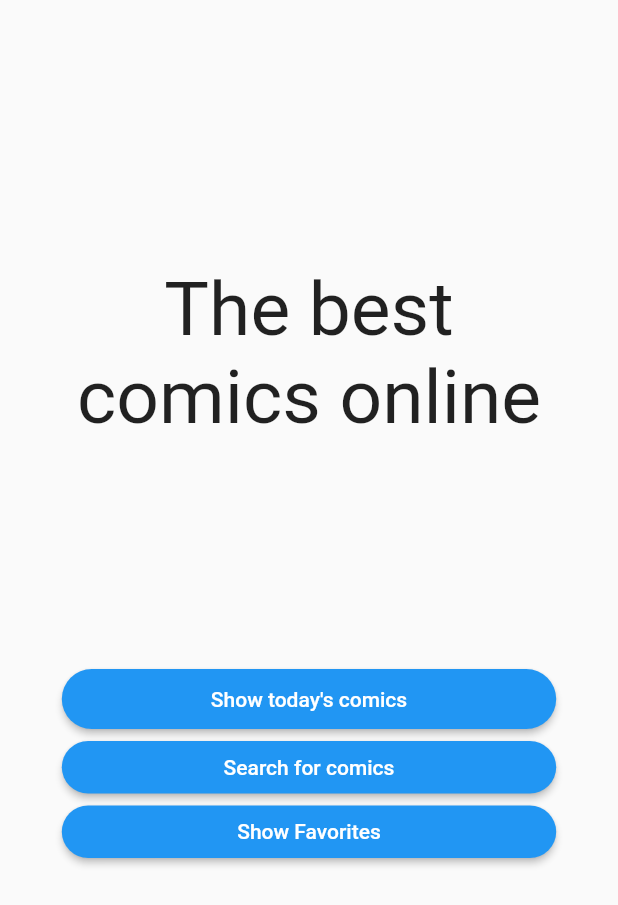
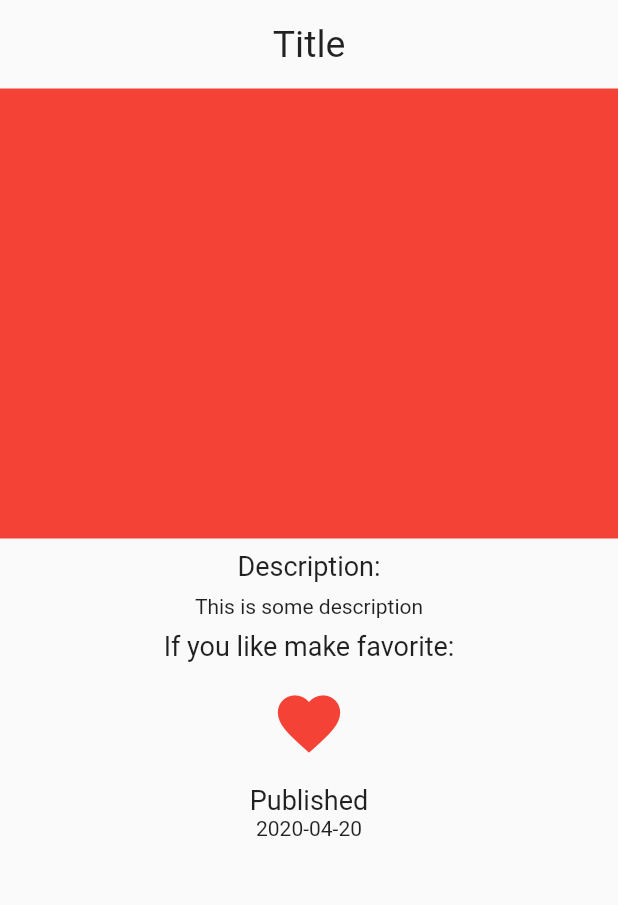
Before and after one commit to TobiasStrom/ShortcutComics, a Flutter app: the screen it shows after launch, after a tap on an icon or button, on a phone screen of 412 x 824 dp. Shown: the top 905 px of the screen. Run offline on Flutter 3.47's test engine with Material 2 defaults, Android fonts, the phone set to English and light mode, and no system bars.

Commit message:
created a screen for showing comics

```diff
--- a/lib/main.dart
+++ b/lib/main.dart
@@ -1,4 +1,5 @@
 import 'package:flutter/material.dart';
+import 'package:shortcut_comics/screens/comics_screen.dart';
 import 'package:shortcut_comics/screens/home_screen.dart';
 
 void main() {
@@ -16,6 +17,7 @@ class MyApp extends StatelessWidget {
       ),
       routes: {
         '/': (ctx) => HomeScreen(),
+        ComicsScreen.routeName : (ctx) => ComicsScreen(),
       },
     );
   }
--- /dev/null
+++ b/lib/screens/comics_screen.dart
@@ -0,0 +1,84 @@
+import 'package:flutter/material.dart';
+
+class ComicsScreen extends StatelessWidget {
+  static final routeName = '/comics';// For routing
+
+  @override
+  Widget build(BuildContext context) {
+
+    final mediaQuery = MediaQuery.of(context);// get media size
+
+    return SafeArea(
+      child: Scaffold(
+        body: SingleChildScrollView(
+          child: Container(
+            width: mediaQuery.size.width, //Make screen full size
+            child: Column(
+              crossAxisAlignment: CrossAxisAlignment.center, //Center everything on screen
+              children: [
+                Padding(
+                  padding: const EdgeInsets.all(15.0),
+                  child: Text(
+                    'Title',
+                    style: TextStyle(
+                      fontSize: 25
+                    ),
+                    textAlign: TextAlign.center,
+                  ),
+                ),
+                Container( //To simulate a image for designing
+                  height: 300,
+                  width: mediaQuery.size.width,
+                  color: Colors.red,
+                ),
+                Padding(
+                  padding: const EdgeInsets.all(8.0),
+                  child: Text(
+                    'Description: ',
+                    style: TextStyle(
+                      fontSize: 18,
+                    ),
+                    textAlign: TextAlign.center,
+                  ),
+                ),
+                Text(
+                  'This is some description'
+                ),
+                Padding(
+                  padding: const EdgeInsets.all(8.0),
+                  child: Text(
+                    'If you like make favorite:',
+                    style: TextStyle(
+                      fontSize: 18,
+                    ),
+                  ),
+                ),
+                IconButton(
+                  icon: Icon(
+                    Icons.favorite,
+                    color: Colors.red,
+                  ),
+                  iconSize: 50,
+                  onPressed: () => null,
+                ),
+                Padding(
+                  padding: const EdgeInsets.only(top :8.0),
+                  child: Text(
+                    'Published',
+                    style: TextStyle(
+                      fontSize: 18,
+
+                    ),
+                  ),
+                ),
+                Text(
+                    '2020-04-20'
+                )
+              ],
+            ),
+          ),
+        ),
+      ),
+    );
+  }
+}
--- a/lib/screens/home_screen.dart
+++ b/lib/screens/home_screen.dart
@@ -1,4 +1,5 @@
 import 'package:flutter/material.dart';
+import 'package:shortcut_comics/screens/comics_screen.dart';
 import 'package:shortcut_comics/widgets/rounded_button.dart';
 
 class HomeScreen extends StatelessWidget {
@@ -30,7 +31,7 @@ class HomeScreen extends StatelessWidget {
                 width: mediaQuery.size.width * 0.8,
                 height: 40,
                 onClick: () {
-
+                  Navigator.pushNamed(context, ComicsScreen.routeName);//Navigate to today's comics
                 },
               ),
               RoundedButton(
@@ -48,7 +49,7 @@ class HomeScreen extends StatelessWidget {
                 onClick: () {
 
                 },
-              )
+              ),
             ],
           ),
         ),
```
Also changed, not shown: lib/widgets/rounded_button.dart (+4 -4 lines).
